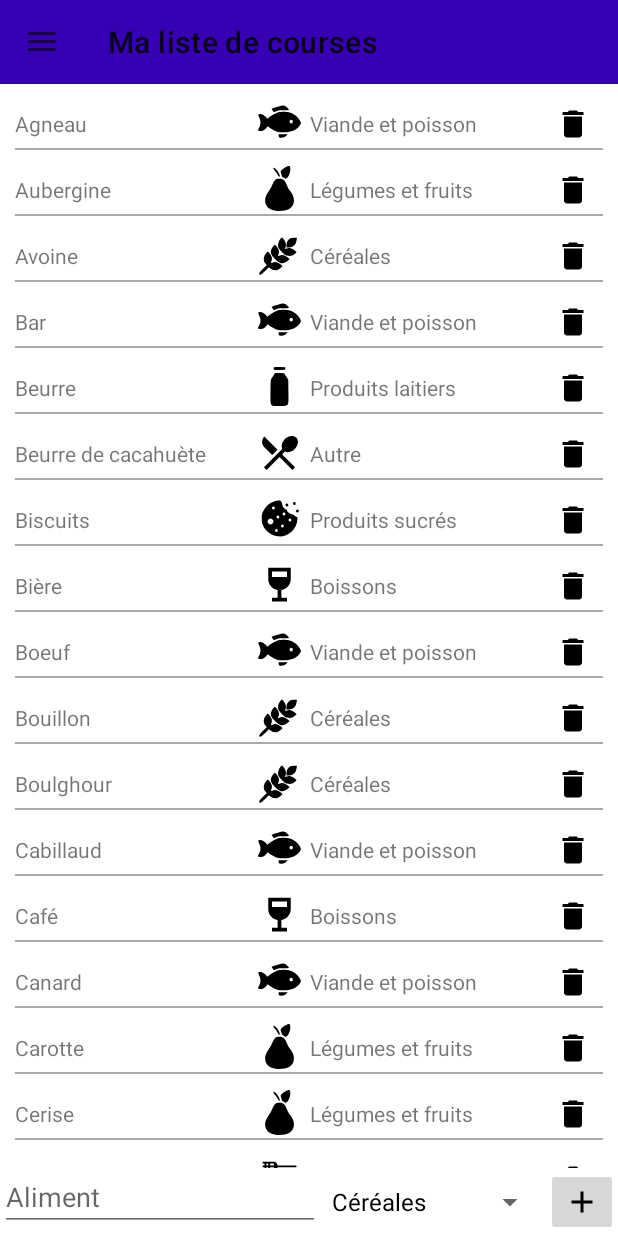
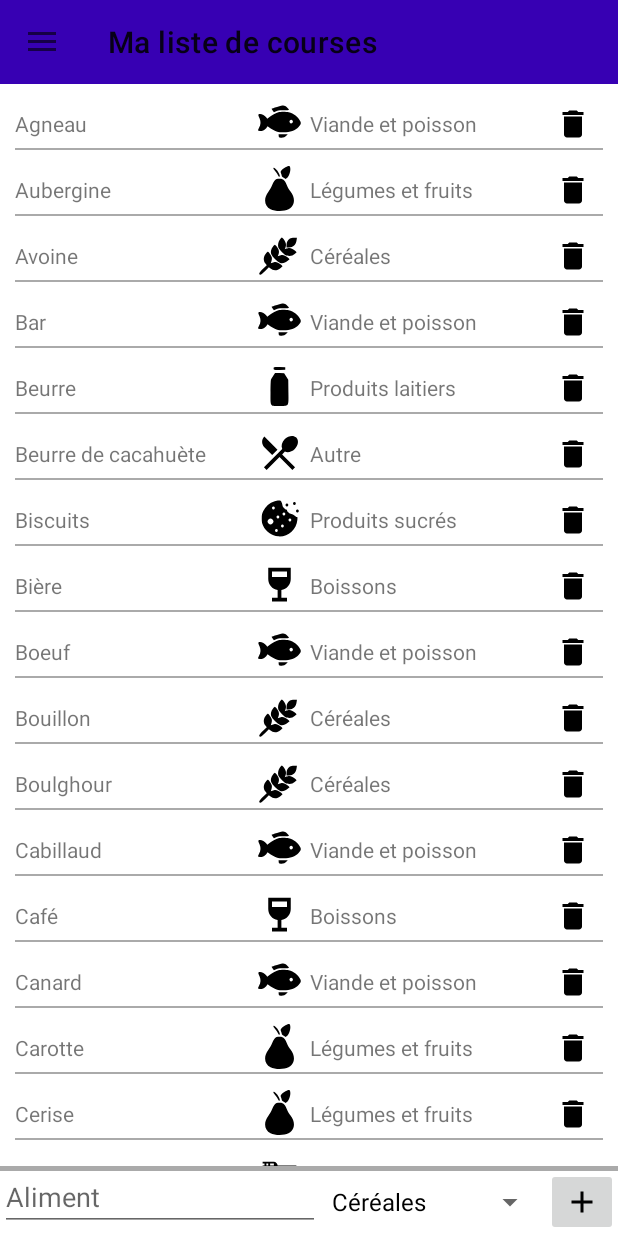
Before and after one commit to matthieudufon/ShoppingList, an Android app: the screen it shows after launch (MainActivity), in the side drawer, after a tap on "Mes aliments", on a phone screen of 412 x 824 dp. Run offline under Robolectric (Android 15) with nearby library versions, the phone set to English and light mode, and no system bars; our stand-ins replace Room's generated code.

Commit message:
small UX improvement

```diff
--- a/app/src/main/res/layout/fragment_aliments.xml
+++ b/app/src/main/res/layout/fragment_aliments.xml
@@ -22,6 +22,15 @@
             tools:listitem="@layout/aliments_item">
 
         </androidx.recyclerview.widget.RecyclerView>
+
+        <View
+            android:layout_width="match_parent"
+            android:layout_height="3dp"
+            android:background="@android:color/darker_gray"
+            app:layout_constraintBottom_toBottomOf="@+id/fragment_aliments_rv"
+            app:layout_constraintLeft_toLeftOf="parent"
+            app:layout_constraintRight_toRightOf="parent"
+            app:layout_constraintTop_toBottomOf="@+id/fragment_aliments_rv" />
 
         <LinearLayout
             android:id="@+id/fragment_aliments_ll"
```
